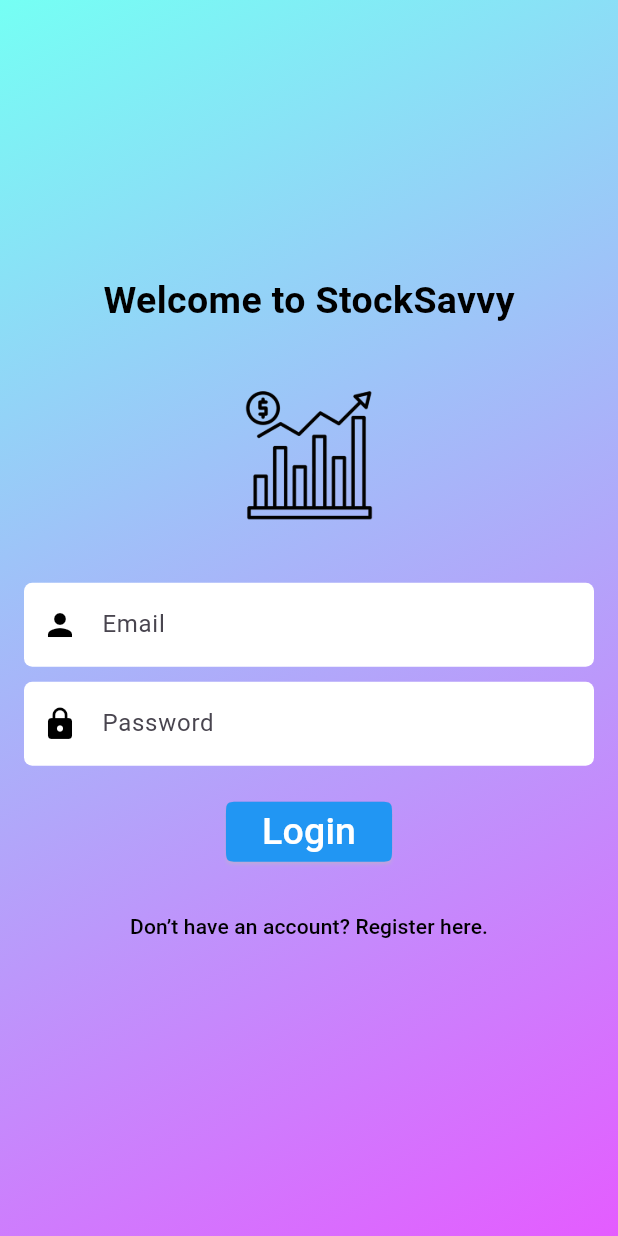
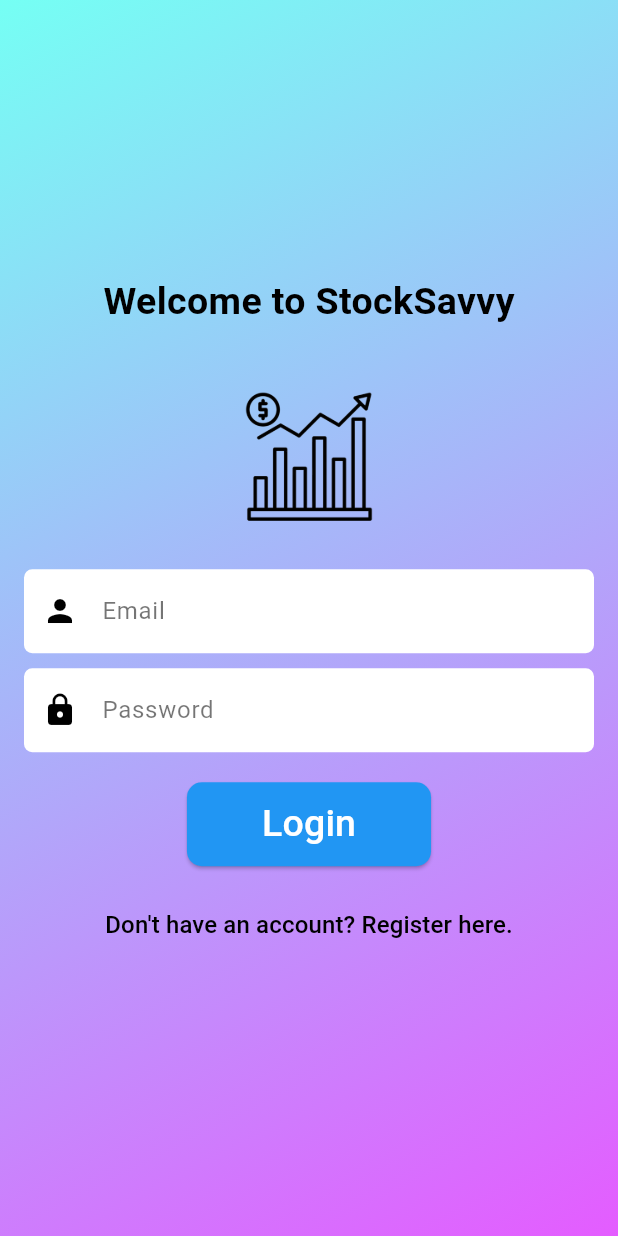
Before and after one commit to NyimaG/StockApp, a Flutter app: the screen it shows after launch, on a phone screen of 412 x 824 dp. Run offline on Flutter 3.47's test engine with Material 3 defaults, Android fonts, the phone set to English and light mode, and no system bars; our stand-ins replace cloud_firestore, firebase_auth, firebase_core, fl_chart, shared_preferences; accounts and stored records are empty.

Commit message:
fixed login issue and theme

```diff
--- a/lib/login.dart
+++ b/lib/login.dart
@@ -56,8 +56,12 @@
             ),
           ),
         );*/
-        Navigator.push(
-            context, MaterialPageRoute(builder: (context) => MyApp()));
+        Navigator.pushReplacement(
+          context,
+          MaterialPageRoute(
+            builder: (context) => const MyApp(),
+          ),
+        );
       } catch (e) {
         // Show error message
         ScaffoldMessenger.of(context).showSnackBar(
@@ -74,6 +78,7 @@
   @override
   Widget build(BuildContext context) {
     return Scaffold(
+      backgroundColor: const Color(0xFF1A1A1A),
       body: Stack(
         children: [
           // Background Gradient
@@ -102,21 +107,17 @@
                     style: TextStyle(
                       color: Colors.black,
                       fontSize: 25,
-                        fontWeight: FontWeight.bold),
+                      fontWeight: FontWeight.bold,
                     ),
-                  SizedBox(
-                    height: 35,
                   ),
+                  SizedBox(height: 35),
                   Image.asset(
                     'assets/stockpic.png',
                     width: 100,
                     height: 100,
                     fit: BoxFit.cover,
                   ),
-                  SizedBox(
-                    height: 25,
-                  ),
-                  SizedBox(height: 10),
+                  SizedBox(height: 25),
                   TextFormField(
                     style: TextStyle(
                       color: Colors.black,
@@ -125,18 +126,22 @@
                     decoration: InputDecoration(
                       enabledBorder: OutlineInputBorder(
                         borderSide: BorderSide(color: Colors.transparent),
-                            borderRadius: BorderRadius.circular(5.5)),
+                        borderRadius: BorderRadius.circular(5.5),
+                      ),
                       prefixIcon: Icon(Icons.person, color: Colors.black),
                       hintText: "Enter a valid email",
-                        hintStyle: TextStyle(color: Colors.black),
+                      hintStyle: TextStyle(color: Colors.black54),
                       filled: true,
                       fillColor: Colors.white,
-                        labelText: 'Email'),
-                    keyboardType: TextInputType.emailAddress,
+                      labelText: 'Email',
+                      labelStyle: TextStyle(color: Colors.black54),
+                      focusedBorder: OutlineInputBorder(
+                        borderSide: BorderSide(color: Colors.blue),
+                        borderRadius: BorderRadius.circular(5.5),
+                      ),
+                    ),
                     validator: (value) {
-                      if (value == null ||
-                          value.isEmpty ||
-                          !value.contains('@')) {
+                      if (value == null || value.isEmpty || !value.contains('@')) {
                         return 'Please enter a valid email';
                       }
                       return null;
@@ -151,13 +156,20 @@
                     decoration: InputDecoration(
                       enabledBorder: OutlineInputBorder(
                         borderSide: BorderSide(color: Colors.transparent),
-                            borderRadius: BorderRadius.circular(5.5)),
+                        borderRadius: BorderRadius.circular(5.5),
+                      ),
                       prefixIcon: Icon(Icons.lock, color: Colors.black),
                       hintText: "Enter a valid password",
-                        hintStyle: TextStyle(color: Colors.black),
+                      hintStyle: TextStyle(color: Colors.black54),
                       filled: true,
                       fillColor: Colors.white,
-                        labelText: 'Password'),
+                      labelText: 'Password',
+                      labelStyle: TextStyle(color: Colors.black54),
+                      focusedBorder: OutlineInputBorder(
+                        borderSide: BorderSide(color: Colors.blue),
+                        borderRadius: BorderRadius.circular(5.5),
+                      ),
+                    ),
                     obscureText: true,
                     validator: (value) {
                       if (value == null || value.isEmpty || value.length < 6) {
@@ -168,20 +180,23 @@
                   ),
                   SizedBox(height: 20),
                   _isLoading
-                      ? Center(child: CircularProgressIndicator())
+                      ? CircularProgressIndicator()
                       : ElevatedButton(
                           onPressed: _loginUser,
-                          child: Text('Login',
+                          style: ElevatedButton.styleFrom(
+                            backgroundColor: Colors.blue,
+                            padding: EdgeInsets.symmetric(horizontal: 50, vertical: 10),
+                            shape: RoundedRectangleBorder(
+                              borderRadius: BorderRadius.circular(10),
+                            ),
+                          ),
+                          child: Text(
+                            'Login',
                             style: TextStyle(
                               color: Colors.white,
                               fontSize: 25,
-                                  fontStyle: FontStyle.normal)),
-                          style: ElevatedButton.styleFrom(
-                            backgroundColor: Colors.blue,
-                            shape: ContinuousRectangleBorder(
-                                borderRadius:
-                                    BorderRadius.all(Radius.circular(10))),
-                            shadowColor: Colors.white,
+                              fontStyle: FontStyle.normal,
+                            ),
                           ),
                         ),
                   SizedBox(height: 15),
@@ -192,10 +207,11 @@
                         MaterialPageRoute(builder: (context) => Register()),
                       );
                     },
-                    child: Text(
-                      'Don’t have an account? Register here.',
+                    child: const Text(
+                      'Don\'t have an account? Register here.',
                       style: TextStyle(
                         color: Colors.black,
+                        fontSize: 16,
                       ),
                     ),
                   ),
```
Also changed, not shown: lib/homepage.dart (+12 -3 lines), lib/newsfeed.dart (+0 -21 lines). Lines whose indentation alone changed are shown as unchanged.
